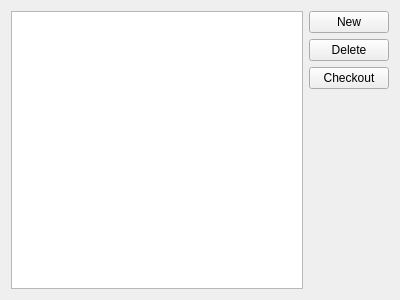
KDE/kdevelop, file vcs/dvcs/ui/branchmanager.ui: the form before one commit.
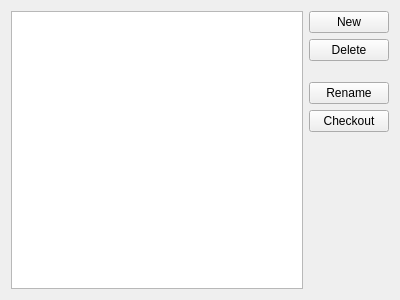
The form after the commit.

Commit message:
Prettify Branch Manager dialog
Changes:
* Double click now checks out the branch instead of starting a rename
* Add extra button for the rename action
* Add icons to the buttons
* Set window title

The edit to the form file:
```diff
--- a/vcs/dvcs/ui/branchmanager.ui
+++ b/vcs/dvcs/ui/branchmanager.ui
@@ -33,6 +33,29 @@
        </property>
       </widget>
      </item>
+     <item>
+      <spacer name="verticalSpacer_2">
+       <property name="orientation">
+        <enum>Qt::Vertical</enum>
+       </property>
+       <property name="sizeType">
+        <enum>QSizePolicy::Fixed</enum>
+       </property>
+       <property name="sizeHint" stdset="0">
+        <size>
+         <width>20</width>
+         <height>15</height>
+        </size>
+       </property>
+      </spacer>
+     </item>
+     <item>
+      <widget class="QPushButton" name="renameButton">
+       <property name="text">
+        <string>Rename</string>
+       </property>
+      </widget>
+     </item>
      <item>
       <widget class="QPushButton" name="checkoutButton">
        <property name="toolTip">
```
Left out of the diff: 6 changed lines with no effect on the pictures. The commit also changes 2 other files.
